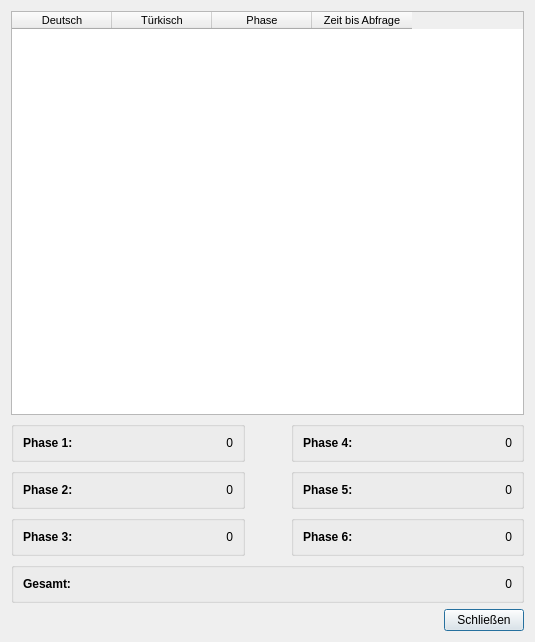
The window that dialog_overview.ui (JannikGrabe/Phase6) describes before a commit, drawn with Qt 5.
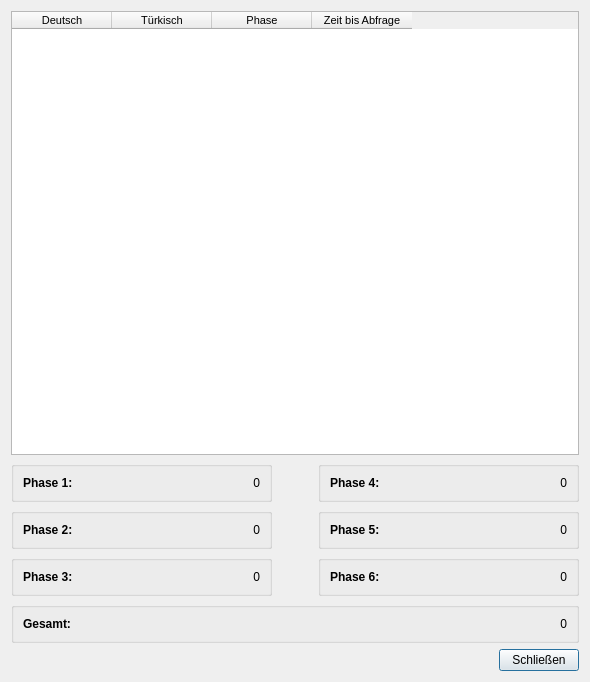
The same window after the commit.

Commit message: added functionality to overview dialog

What changed in the file:
```diff
--- a/dialog_overview.ui
+++ b/dialog_overview.ui
@@ -6,16 +6,25 @@
    <rect>
     <x>0</x>
     <y>0</y>
-    <width>535</width>
-    <height>642</height>
+    <width>590</width>
+    <height>682</height>
    </rect>
   </property>
+  <property name="sizePolicy">
+   <sizepolicy hsizetype="Preferred" vsizetype="Preferred">
+    <horstretch>0</horstretch>
+    <verstretch>0</verstretch>
+   </sizepolicy>
+  </property>
   <property name="windowTitle">
    <string>Übersicht</string>
   </property>
   <layout class="QVBoxLayout" name="verticalLayout_4">
    <item>
     <widget class="QTableWidget" name="tw_overview">
+     <property name="sortingEnabled">
+      <bool>true</bool>
+     </property>
      <column>
       <property name="text">
        <string>Deutsch</string>
```
The commit also changes 3 other files.
